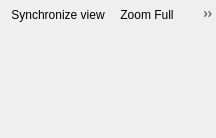
This is src/ui/qgsmapcanvasdockwidgetbase.ui in qgis/QGIS as Qt 5 draws it before an edit. The edited form follows.
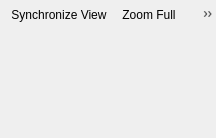
This is the edited form. Icons and pictures are not drawn. Custom widgets are drawn as their Qt base class.

Commit message: Fix capitalization, formatting of strings

```diff
--- a/src/ui/qgsmapcanvasdockwidgetbase.ui
+++ b/src/ui/qgsmapcanvasdockwidgetbase.ui
@@ -91,7 +91,7 @@
      <normaloff>:/images/themes/default/mActionLockExtent.svg</normaloff>:/images/themes/default/mActionLockExtent.svg</iconset>
    </property>
    <property name="text">
-    <string>Synchronize view</string>
+    <string>Synchronize View</string>
    </property>
    <property name="toolTip">
     <string>Synchronize View with Main Map</string>
```
Left out of the diff: 4 changed lines with no effect on the pictures. The commit also changes 1 other file.
